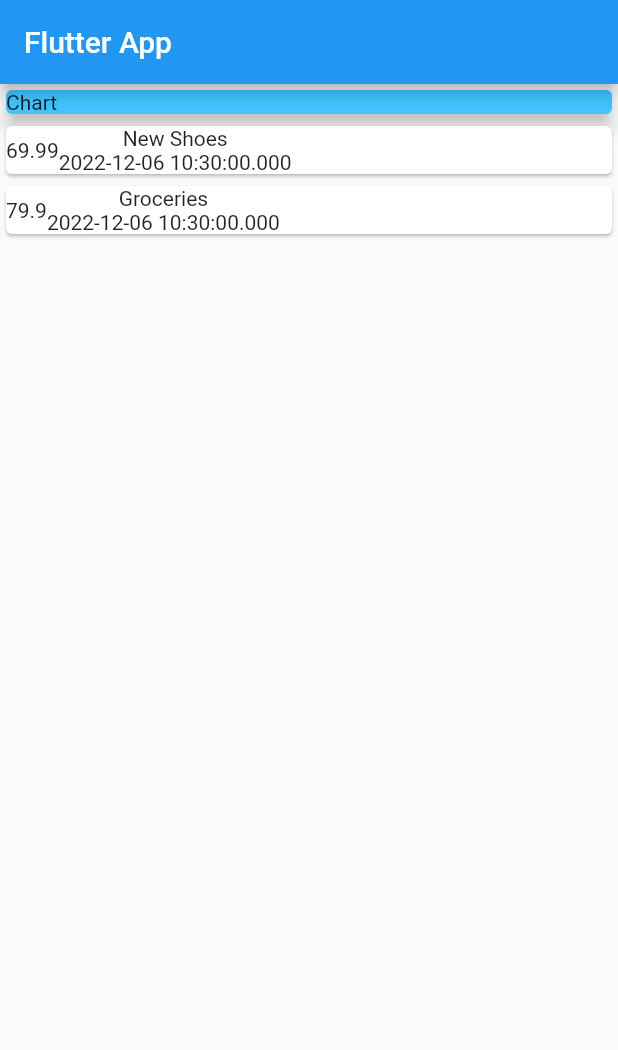
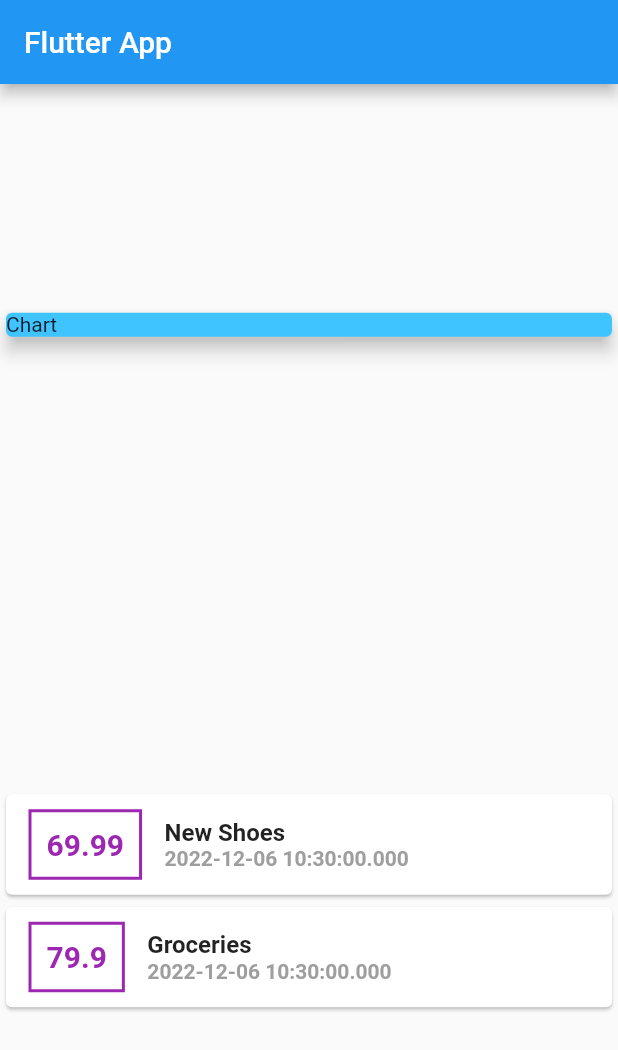
Before and after one commit to niguns7/expenses_app, a Flutter app: the screen it shows after launch, on a phone screen of 412 x 824 dp. Shown: the top 1050 px of the screen. Run offline on Flutter 3.47's test engine with Material 2 defaults, Android fonts, the phone set to English and light mode, and no system bars.

Commit message:
styling of contants

```diff
--- a/lib/main.dart
+++ b/lib/main.dart
@@ -35,6 +35,7 @@ class MyHomePage extends StatelessWidget {
         title: Text('Flutter App'),
       ),
       body: Column(
+        mainAxisAlignment: MainAxisAlignment.spaceAround,
         children: <Widget>[
           Container(
             width: double.infinity,
@@ -50,13 +51,32 @@ class MyHomePage extends StatelessWidget {
                 child: Row(
                   children: <Widget>[
                     Container(
-                      child: Text(tx.amount.toString()),
+                      margin:
+                          EdgeInsets.symmetric(vertical: 10, horizontal: 15),
+                      decoration: BoxDecoration(
+                        border: Border.all(color: Colors.purple, width: 2),
+                      ),
+                      child: Text(
+                        tx.amount.toString(),
+                        style: TextStyle(
+                            fontWeight: FontWeight.bold,
+                            fontSize: 20,
+                            color: Colors.purple),
+                      ),
+                      padding: EdgeInsets.all(10),
                     ),
                     Column(
+                      crossAxisAlignment: CrossAxisAlignment.start,
                       children: <Widget>[
-                        Text(tx.title),
+                        Text(
+                          tx.title,
+                          style: TextStyle(
+                              fontWeight: FontWeight.bold, fontSize: 16),
+                        ),
                         Text(
                           tx.date.toString(),
+                          style: TextStyle(
+                              color: Colors.grey, fontWeight: FontWeight.w700),
                         ),
                       ],
                     ),
```
